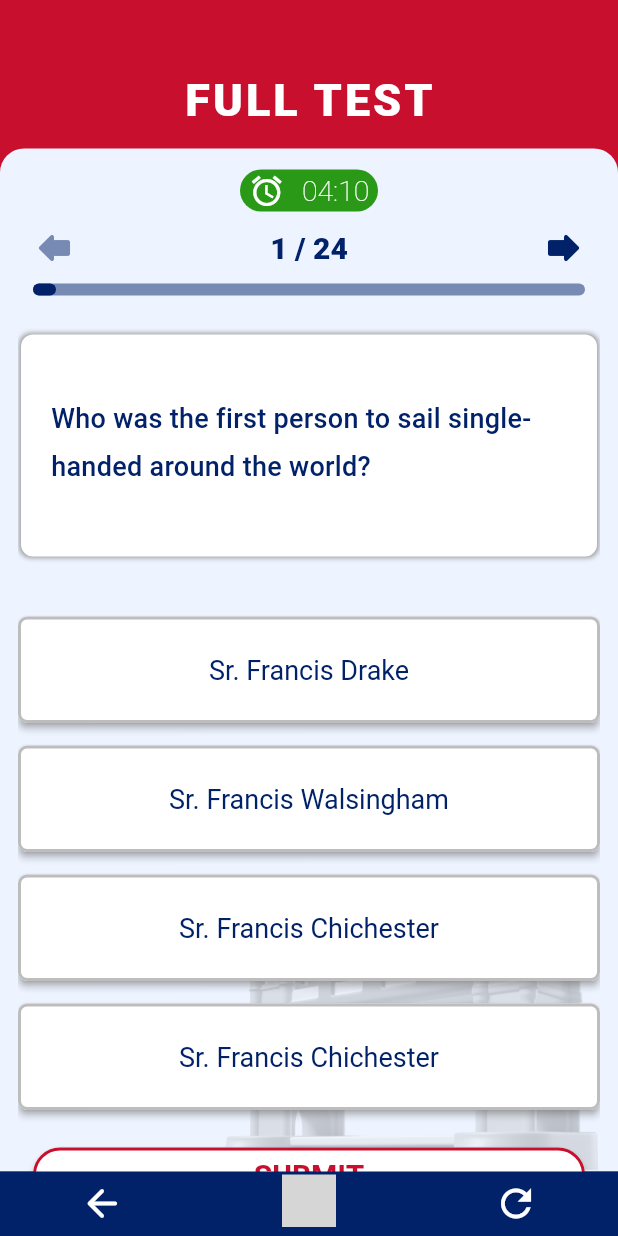
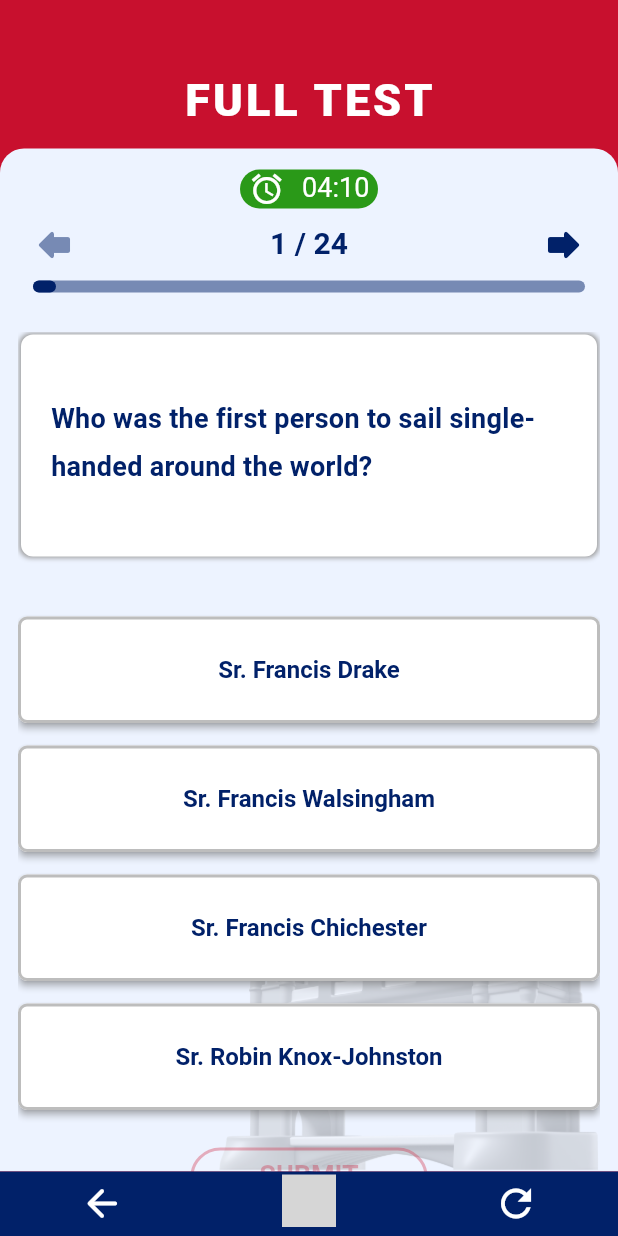
Before and after one commit to midas92/Flutter-citizen, a Flutter app: the FullTestPage screen opened directly, on a phone screen of 412 x 824 dp. Run offline on Flutter 3.47's test engine with Material 2 defaults, Android fonts, the phone set to English and light mode, and no system bars; drawn by our look-alikes of getwidget; our stand-ins replace device_preview, flutter_svg, loader_overlay; missing offline and left inert: flow_builder, indexed, pressable; Roboto replaces fonts that are missing (Arial); grey boxes are pictures that could not be loaded.

Commit message:
update_testComponent
using CustomTextStyle

```diff
--- a/lib/utils/constants/strings.dart
+++ b/lib/utils/constants/strings.dart
@@ -13,4 +13,5 @@ class Strings {
   static const String homeUpdateButton = "Update";
   static const String fullTestCaption = "Full test";
   static const String submitButton = "submit";
+  static const String feedbackButton = "feedback";
 }
--- a/lib/utils/constants/test_style.dart
+++ b/lib/utils/constants/test_style.dart
@@ -59,18 +59,23 @@ class CustomTextStyle {
           fontFamily: fontFamily,
           shadows: shadows);
 
-  static TextStyle DescText(
-          [Color textColor = ThemeColors.secondary,
-          double fontSize = 20,
-          FontWeight fontWeight = FontWeight.w700,
-          String fontFamily = Fonts.primaryFont,
-          List<Shadow> shadows = const []]) =>
+  static TextStyle DescText([
+    Color textColor = ThemeColors.secondary,
+    double fontSize = 20,
+    FontWeight fontWeight = FontWeight.w700,
+    String fontFamily = Fonts.primaryFont,
+    List<Shadow> shadows = const [],
+    double height = 1,
+    double letterSpacing = 0,
+  ]) =>
       TextStyle(
           color: textColor,
           fontWeight: fontWeight,
           fontSize: fontSize,
           fontFamily: fontFamily,
-          shadows: shadows);
+          shadows: shadows,
+          height: height,
+          letterSpacing: letterSpacing);
 
   static TextStyle LabelText(
           [Color textColor = ThemeColors.secondary,
--- a/lib/views/full_test/test_page.dart
+++ b/lib/views/full_test/test_page.dart
@@ -80,6 +80,9 @@ class _FullTestPage extends State<FullTestPage> {
                       timeDuration: 250,
                     ),
                     ProgressBar(count: 24),
+                    const SizedBox(
+                      height: 26,
+                    ),
                     Expanded(
                         child: SingleChildScrollView(
                       child: Column(
@@ -100,12 +103,22 @@ class _FullTestPage extends State<FullTestPage> {
                               answer: 'Sr. Francis Chichester',
                             ),
                             AnswerButton(
-                              answer: 'Sr. Francis Chichester',
+                              answer: 'Sr. Robin Knox-Johnston',
                             ),
-                            SizedBox(
-                                width: 100,
-                                child: SubmitButton(
-                                    text: Strings.submitButton.toUpperCase()))
+                            Row(
+                              children: [
+                                const Spacer(
+                                  flex: 1,
+                                ),
+                                SizedBox(
+                                    child: SubmitButton(
+                                        text: Strings.submitButton
+                                            .toUpperCase())),
+                                const Spacer(
+                                  flex: 1,
+                                )
+                              ],
+                            )
                           ]),
                     )),
                   ]),
--- a/lib/widgets/answer_button.dart
+++ b/lib/widgets/answer_button.dart
@@ -3,6 +3,7 @@
 import 'package:flutter/material.dart';
 import 'package:red_squirrel/utils/constants/colors.dart';
 import 'package:red_squirrel/utils/constants/fonts.dart';
+import 'package:red_squirrel/utils/constants/test_style.dart';
 
 class AnswerButton extends StatefulWidget {
   final String answer;
@@ -42,7 +43,7 @@ class _AnswerButtonState extends State<AnswerButton> {
             // Add your button logic here
           },
           style: ElevatedButton.styleFrom(
-              padding: const EdgeInsets.symmetric(vertical: 25),
+              padding: const EdgeInsets.symmetric(vertical: 26),
               shape: RoundedRectangleBorder(
                 borderRadius: BorderRadius.circular(6),
                 side: BorderSide(
@@ -51,7 +52,6 @@ class _AnswerButtonState extends State<AnswerButton> {
                       Colors.grey.shade400, // Set the desired border color here
                 ),
               ),
-              // elevation: 5.0,
               backgroundColor:
                   status == true ? ThemeColors.background : Colors.white,
               foregroundColor: ThemeColors.secondary,
@@ -62,12 +62,7 @@ class _AnswerButtonState extends State<AnswerButton> {
             widget.answer,
             textAlign: TextAlign.center,
             softWrap: true,
-            style: const TextStyle(
-              fontFamily: Fonts.primaryFont,
-              color: ThemeColors.secondary,
-              fontSize: 18,
-              fontWeight: FontWeight.w400,
-            ),
+            style: CustomTextStyle.LabelText(),
           ),
         ));
   }
--- a/lib/widgets/progress_bar.dart
+++ b/lib/widgets/progress_bar.dart
@@ -4,6 +4,7 @@ import 'package:flutter/material.dart';
 import 'package:getwidget/getwidget.dart';
 import 'package:red_squirrel/utils/constants/colors.dart';
 import 'package:red_squirrel/utils/constants/fonts.dart';
+import 'package:red_squirrel/utils/constants/test_style.dart';
 
 import 'dart:math';
 
@@ -71,11 +72,7 @@ class _ProgressBarState extends State<ProgressBar> {
             ),
             Text(
               '$step / $count',
-              style: TextStyle(
-                  fontFamily: Fonts.primaryFont,
-                  fontWeight: FontWeight.w900,
-                  fontSize: 20,
-                  color: widget.backgroundColor),
+              style: CustomTextStyle.DescText(),
             ),
             SizedBox(
               child: IconButton(
--- a/lib/widgets/question_label.dart
+++ b/lib/widgets/question_label.dart
@@ -3,6 +3,7 @@
 import 'package:flutter/material.dart';
 import 'package:red_squirrel/utils/constants/colors.dart';
 import 'package:red_squirrel/utils/constants/fonts.dart';
+import 'package:red_squirrel/utils/constants/test_style.dart';
 
 class QuestionLabel extends StatefulWidget {
   final String question;
@@ -29,7 +30,7 @@ class _QuestionLabelState extends State<QuestionLabel> {
   Widget build(BuildContext context) {
     return Container(
       margin: const EdgeInsets.only(
-        top: 26,
+        top: 2,
         left: 2,
         right: 2,
       ),
@@ -51,14 +52,8 @@ class _QuestionLabelState extends State<QuestionLabel> {
           textAlign: TextAlign.left,
           softWrap: true,
           overflow: TextOverflow.fade,
-          style: const TextStyle(
-            fontFamily: Fonts.primaryFont,
-            color: ThemeColors.secondary,
-            fontSize: 18,
-            fontWeight: FontWeight.w500,
-            height: 1.8,
-            letterSpacing: 0.2,
-          ),
+          style: CustomTextStyle.DescText(ThemeColors.secondary, 18,
+              FontWeight.w600, Fonts.primaryFont, [], 1.8, 0.2),
         ),
       ),
     );
--- a/lib/widgets/submit_button.dart
+++ b/lib/widgets/submit_button.dart
@@ -2,6 +2,7 @@
 
 import 'package:flutter/material.dart';
 import 'package:red_squirrel/utils/constants/colors.dart';
+import 'package:red_squirrel/utils/constants/test_style.dart';
 
 class SubmitButton extends StatelessWidget {
   final String text;
@@ -14,7 +15,7 @@ class SubmitButton extends StatelessWidget {
     super.key,
     // required this.onPressed,
     required this.text,
-    this.disabled = false,
+    this.disabled = true,
     this.backgroundColor = Colors.white,
     this.foregroundColor = ThemeColors.primary,
   });
@@ -26,16 +27,15 @@ class SubmitButton extends StatelessWidget {
       backgroundColor: backgroundColor,
       padding: const EdgeInsets.symmetric(horizontal: 24),
       side: BorderSide(
-        color: foregroundColor,
+        color: disabled ? foregroundColor.withAlpha(80) : foregroundColor,
         width: 2,
         style: BorderStyle.solid,
       ),
-      textStyle: const TextStyle(fontSize: 20, fontWeight: FontWeight.w700),
       shape: const RoundedRectangleBorder(
           borderRadius: BorderRadius.all(Radius.circular(24))),
     );
     return Container(
-        padding: EdgeInsets.symmetric(vertical: 4, horizontal: 10),
+        margin: const EdgeInsets.symmetric(vertical: 6),
         child: ElevatedButton(
             style: buttonStyle,
             onPressed: (!disabled
@@ -43,9 +43,16 @@ class SubmitButton extends StatelessWidget {
                     // onPressed();
                   }
                 : null),
-            child: Text(
-              text,
-              textAlign: TextAlign.center,
-            )));
+            child: Container(
+                padding:
+                    const EdgeInsets.symmetric(vertical: 11, horizontal: 22),
+                child: Text(
+                  text,
+                  textAlign: TextAlign.center,
+                  style: CustomTextStyle.DescText(
+                    disabled ? foregroundColor.withAlpha(80) : foregroundColor,
+                    18,
+                  ),
+                ))));
   }
 }
--- a/lib/widgets/timer.dart
+++ b/lib/widgets/timer.dart
@@ -1,6 +1,7 @@
 // ignore_for_file: file_names
 import 'package:flutter/material.dart';
 import 'package:red_squirrel/utils/constants/colors.dart';
+import 'package:red_squirrel/utils/constants/test_style.dart';
 
 class CountTimer extends StatefulWidget {
   final int timeDuration;
@@ -40,7 +41,6 @@ class _CounterState extends State<CountTimer> {
     final seconds = strDigits(timeDuration % 60);
     return Container(
         width: 92,
-        height: 28,
         margin: const EdgeInsets.only(top: 2.0),
         decoration: BoxDecoration(
             borderRadius: BorderRadius.circular(18),
@@ -52,14 +52,12 @@ class _CounterState extends State<CountTimer> {
               Icons.alarm_sharp,
               color: Colors.white,
             ),
-            Text(
-              '$minutes:$seconds',
-              style: const TextStyle(
-                color: Colors.white,
-                fontSize: 19,
-                fontWeight: FontWeight.w200,
-              ),
-            ),
+            Container(
+                padding: const EdgeInsets.symmetric(vertical: 4),
+                child: Text('$minutes:$seconds',
+                    textAlign: TextAlign.center,
+                    style: CustomTextStyle.DescText(
+                        ThemeColors.label, 18, FontWeight.w400))),
           ],
         ));
   }
```
